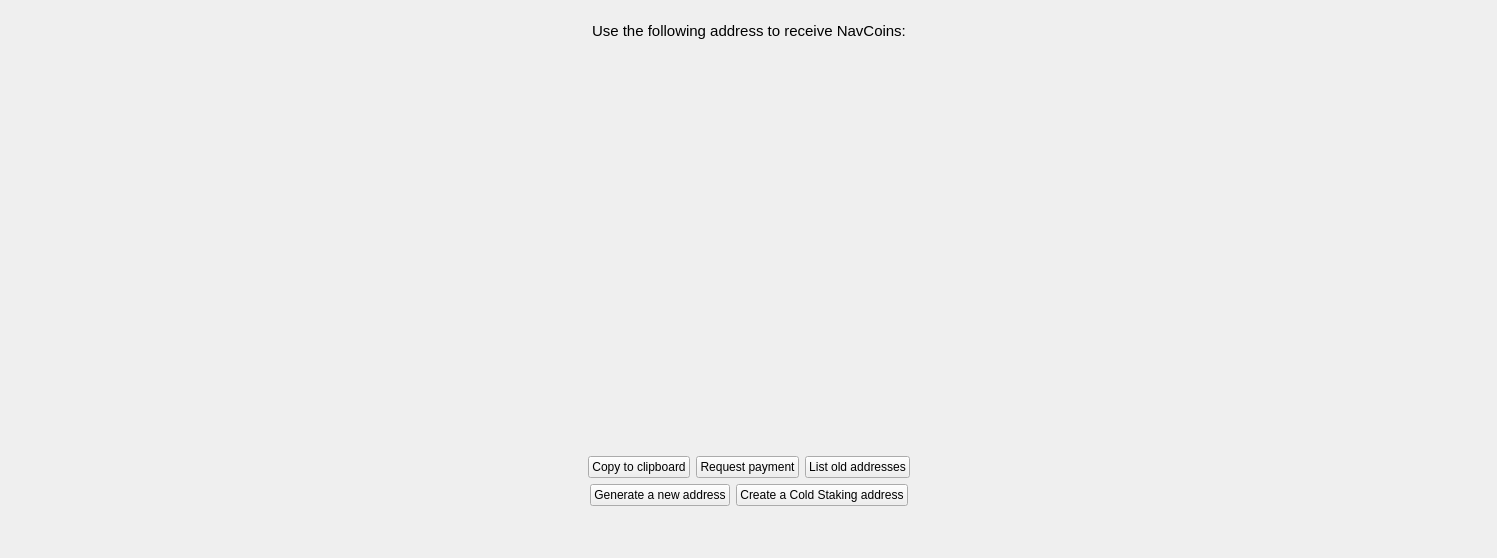
Old version of the form src/qt/getaddresstoreceive.ui in the repository navcoin/navcoin-core.
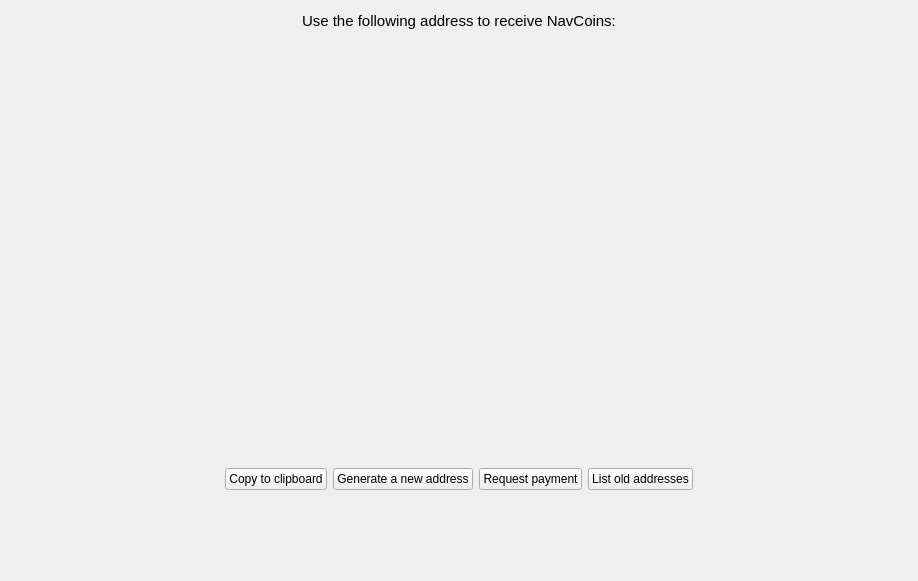
New version of the form. Custom widgets are drawn as their Qt base class.

Commit message:
Revert "Merge branch 'cfund-versioning-cold-staking' into cfund-versioning"
This reverts commit ea1ae94e38c4c9f80ed678eb4897c0567cef2b0b, reversing
changes made to c688bf5efa1f238fe6e2708e37608c1127e4592a.

Diff of the .ui file:
```diff
--- a/src/qt/getaddresstoreceive.ui
+++ b/src/qt/getaddresstoreceive.ui
@@ -9,8 +9,8 @@
    <rect>
     <x>0</x>
     <y>0</y>
-    <width>1497</width>
-    <height>558</height>
+    <width>918</width>
+    <height>581</height>
    </rect>
   </property>
   <property name="sizePolicy">
@@ -28,22 +28,6 @@
      <property name="sizeConstraint">
       <enum>QLayout::SetNoConstraint</enum>
      </property>
-     <item>
-      <spacer name="verticalSpacer">
-       <property name="orientation">
-        <enum>Qt::Vertical</enum>
-       </property>
-       <property name="sizeType">
-        <enum>QSizePolicy::Maximum</enum>
-       </property>
-       <property name="sizeHint" stdset="0">
-        <size>
-         <width>20</width>
-         <height>10</height>
-        </size>
-       </property>
-      </spacer>
-     </item>
      <item>
       <layout class="QHBoxLayout" name="horizontalLayout">
        <item>
@@ -86,6 +70,22 @@
        </item>
       </layout>
      </item>
+     <item>
+      <spacer name="verticalSpacer">
+       <property name="orientation">
+        <enum>Qt::Vertical</enum>
+       </property>
+       <property name="sizeType">
+        <enum>QSizePolicy::Maximum</enum>
+       </property>
+       <property name="sizeHint" stdset="0">
+        <size>
+         <width>20</width>
+         <height>40</height>
+        </size>
+       </property>
+      </spacer>
+     </item>
      <item>
       <spacer name="verticalSpacer_2">
        <property name="orientation">
@@ -94,7 +94,7 @@
        <property name="sizeHint" stdset="0">
         <size>
          <width>20</width>
-         <height>10</height>
+         <height>40</height>
         </size>
        </property>
       </spacer>
@@ -202,7 +202,7 @@
        <property name="sizeHint" stdset="0">
         <size>
          <width>20</width>
-         <height>20</height>
+         <height>40</height>
         </size>
        </property>
       </spacer>
@@ -229,6 +229,13 @@
          </property>
         </widget>
        </item>
+       <item>
+        <widget class="QPushButton" name="newAddressButton">
+         <property name="text">
+          <string>Generate a new address</string>
+         </property>
+        </widget>
+       </item>
        <item>
         <widget class="QPushButton" name="requestPaymentButton">
          <property name="text">
@@ -258,50 +265,6 @@
        </item>
       </layout>
      </item>
-     <item>
-      <layout class="QHBoxLayout" name="horizontalLayout_3">
-       <item>
-        <spacer name="horizontalSpacer_5">
-         <property name="orientation">
-          <enum>Qt::Horizontal</enum>
-         </property>
-         <property name="sizeHint" stdset="0">
-          <size>
-           <width>40</width>
-           <height>20</height>
-          </size>
-         </property>
-        </spacer>
-       </item>
-       <item>
-        <widget class="QPushButton" name="newAddressButton">
-         <property name="text">
-          <string>Generate a new address</string>
-         </property>
-        </widget>
-       </item>
-       <item>
-        <widget class="QPushButton" name="coldStakingButton">
-         <property name="text">
-          <string>Create a Cold Staking address</string>
-         </property>
-        </widget>
-       </item>
-       <item>
-        <spacer name="horizontalSpacer_6">
-         <property name="orientation">
-          <enum>Qt::Horizontal</enum>
-         </property>
-         <property name="sizeHint" stdset="0">
-          <size>
-           <width>40</width>
-           <height>20</height>
-          </size>
-         </property>
-        </spacer>
-       </item>
-      </layout>
-     </item>
      <item>
       <spacer name="verticalSpacer_4">
        <property name="orientation">
@@ -313,7 +276,7 @@
        <property name="sizeHint" stdset="0">
         <size>
          <width>20</width>
-         <height>10</height>
+         <height>80</height>
         </size>
        </property>
       </spacer>
```
The commit also changes 48 other files.
